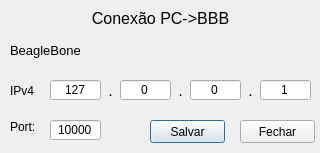
Above: SupervisorioDT/connectionprompt.ui from rcmschiavi/Software-mesa-birrotativa-LinuxCNC before the change. Below: the same form after it.
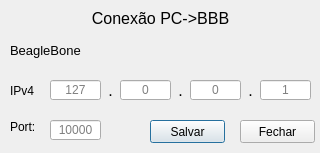
That is the form after the change.

The edit to the form file:
```diff
--- a/SupervisorioDT/connectionprompt.ui
+++ b/SupervisorioDT/connectionprompt.ui
@@ -29,7 +29,7 @@
     <set>Qt::ImhNone</set>
    </property>
    <property name="text">
-    <string>127</string>
+    <string/>
    </property>
    <property name="maxLength">
     <number>3</number>
@@ -88,7 +88,7 @@
     <set>Qt::ImhNone</set>
    </property>
    <property name="text">
-    <string>0</string>
+    <string/>
    </property>
    <property name="maxLength">
     <number>3</number>
@@ -113,7 +113,7 @@
     <set>Qt::ImhNone</set>
    </property>
    <property name="text">
-    <string>0</string>
+    <string/>
    </property>
    <property name="maxLength">
     <number>3</number>
@@ -138,7 +138,7 @@
     <set>Qt::ImhNone</set>
    </property>
    <property name="text">
-    <string>1</string>
+    <string/>
    </property>
    <property name="maxLength">
     <number>3</number>
@@ -283,7 +283,7 @@
     <set>Qt::ImhNone</set>
    </property>
    <property name="text">
-    <string>10000</string>
+    <string/>
    </property>
    <property name="maxLength">
     <number>5</number>
@@ -292,7 +292,7 @@
     <set>Qt::AlignCenter</set>
    </property>
    <property name="placeholderText">
-    <string/>
+    <string>10000</string>
    </property>
   </widget>
  </widget>
```
